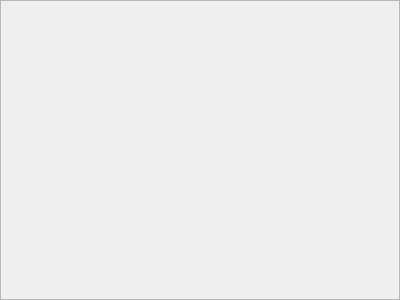
Above: Client/Plugins/Administration/ClassFram.ui from freakyzoidberg/horus-edu before the change. Below: the same form after it.
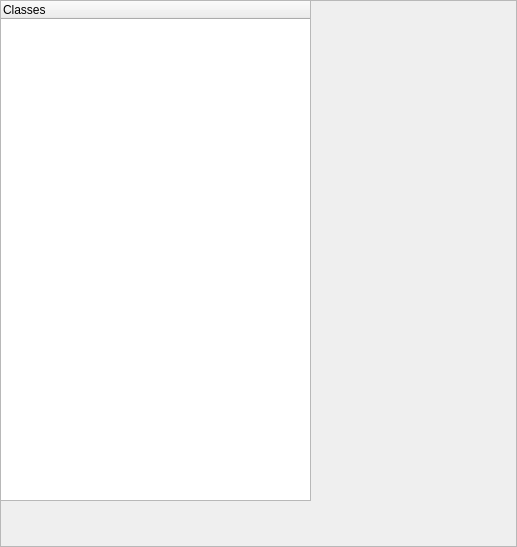
That is the form after the change.

The edit to the form file:
```diff
--- a/Client/Plugins/Administration/ClassFram.ui
+++ b/Client/Plugins/Administration/ClassFram.ui
@@ -1,16 +1,13 @@
 <?xml version='1.0'?>
 <ui version="4.0" >
  <class>ClassFram</class>
- <widget class="QFrame" name="ClassFram" >
-  <property name="frameShadow" >
-   <enum>QFrame::Raised</enum>
-  </property>
-  <property name="geometry" >
+ <widget class="QFrame" name="ClassFram">
+  <property name="geometry">
    <rect>
     <x>0</x>
     <y>0</y>
-    <width>400</width>
-    <height>300</height>
+    <width>517</width>
+    <height>547</height>
    </rect>
   </property>
   <property name="frameShape" >
@@ -19,5 +16,35 @@
   <property name="windowTitle" >
    <string>Frame</string>
   </property>
+  <property name="frameShape">
+   <enum>QFrame::StyledPanel</enum>
+  </property>
+  <property name="frameShadow">
+   <enum>QFrame::Raised</enum>
+  </property>
+  <widget class="QWidget" name="horizontalLayoutWidget_2">
+   <property name="geometry">
+    <rect>
+     <x>0</x>
+     <y>0</y>
+     <width>311</width>
+     <height>501</height>
+    </rect>
+   </property>
+   <layout class="QGridLayout" name="mainLayout">
+    <item row="0" column="1">
+     <layout class="QGridLayout" name="userLayout"/>
+    </item>
+    <item row="0" column="0">
+     <widget class="QTreeWidget" name="treeWidget">
+      <column>
+       <property name="text">
+        <string>Classes</string>
+       </property>
+      </column>
+     </widget>
+    </item>
+   </layout>
+  </widget>
  </widget>
 </ui>
```
Left out of the diff: 11 changed lines with no effect on the pictures.
